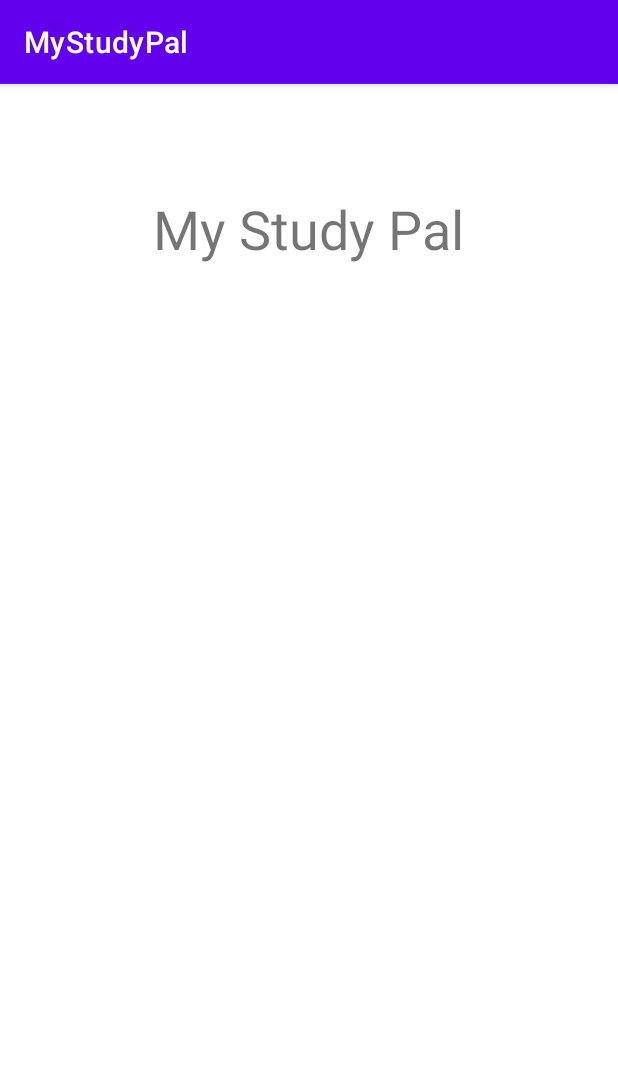
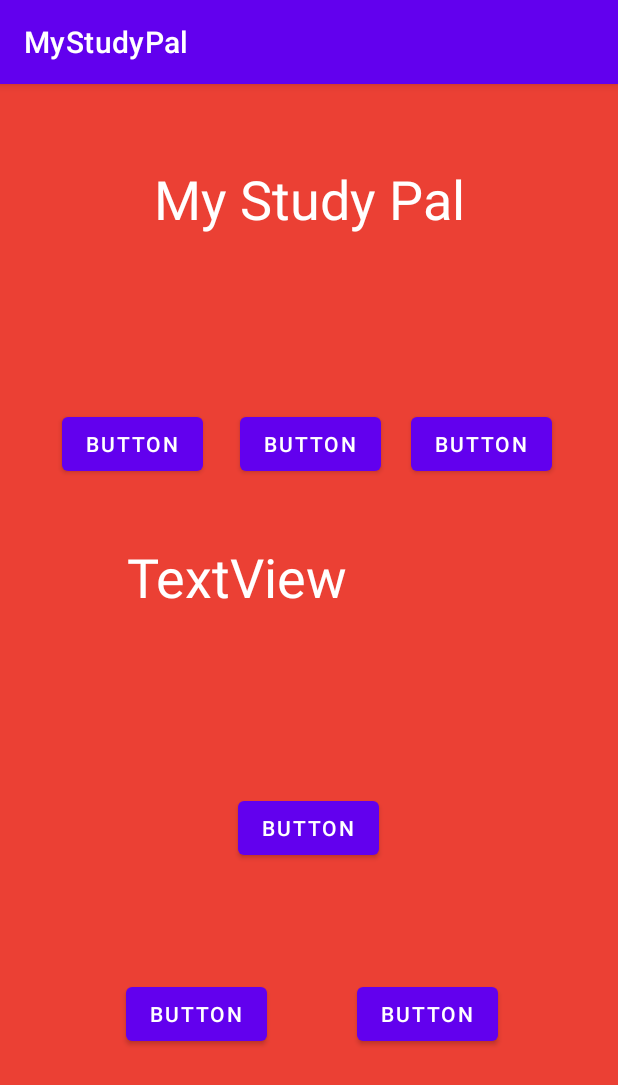
Before and after one commit to beyzamercanse/MyStudyPal, an Android app: the screen it shows after launch (MainActivity), on a phone screen of 412 x 824 dp. Shown: the top 1085 px of the screen. Run offline under Robolectric (Android 15) with nearby library versions, the phone set to English and light mode, and no system bars.

Commit message:
adding to main pomodoro screen

```diff
--- a/app/src/main/res/layout/activity_main.xml
+++ b/app/src/main/res/layout/activity_main.xml
@@ -4,18 +4,108 @@
     xmlns:tools="http://schemas.android.com/tools"
     android:layout_width="match_parent"
     android:layout_height="match_parent"
+    android:background="@color/background_red"
     tools:context=".MainActivity">
 
     <TextView
         android:id="@+id/textView"
         android:layout_width="wrap_content"
         android:layout_height="wrap_content"
-        android:layout_marginTop="72dp"
+        android:layout_marginTop="52dp"
         android:text="My Study Pal"
-
+        android:textColor="@color/white"
         android:textSize="36sp"
         app:layout_constraintEnd_toEndOf="parent"
-        app:layout_constraintHorizontal_bias="0.498"
         app:layout_constraintStart_toStartOf="parent"
         app:layout_constraintTop_toTopOf="parent" />
+
+    <TextView
+        android:id="@+id/textView2"
+        android:layout_width="242dp"
+        android:layout_height="144dp"
+        android:layout_marginBottom="24dp"
+        android:text="TextView"
+        android:textColor="@color/white"
+        android:textSize="36sp"
+        app:layout_constraintBottom_toTopOf="@+id/button"
+        app:layout_constraintEnd_toEndOf="parent"
+        app:layout_constraintHorizontal_bias="0.497"
+        app:layout_constraintStart_toStartOf="parent" />
+
+    <Button
+        android:id="@+id/button"
+        android:layout_width="wrap_content"
+        android:layout_height="wrap_content"
+        android:layout_marginBottom="76dp"
+        android:text="Button"
+        app:layout_constraintBottom_toTopOf="@+id/button2"
+        app:layout_constraintEnd_toEndOf="parent"
+        app:layout_constraintHorizontal_bias="0.498"
+        app:layout_constraintStart_toStartOf="parent" />
+
+    <Button
+        android:id="@+id/button2"
+        android:layout_width="wrap_content"
+        android:layout_height="wrap_content"
+        android:layout_marginEnd="60dp"
+        android:layout_marginBottom="124dp"
+        android:text="Button"
+        app:layout_constraintBottom_toBottomOf="parent"
+        app:layout_constraintEnd_toStartOf="@+id/button3"
+        app:layout_constraintHorizontal_bias="1.0"
+        app:layout_constraintStart_toStartOf="parent" />
+
+    <Button
+        android:id="@+id/button3"
+        android:layout_width="wrap_content"
+        android:layout_height="wrap_content"
+        android:layout_marginEnd="80dp"
+        android:layout_marginBottom="124dp"
+        android:text="Button"
+        app:layout_constraintBottom_toBottomOf="parent"
+        app:layout_constraintEnd_toEndOf="parent" />
+
+    <Button
+        android:id="@+id/button4"
+        android:layout_width="wrap_content"
+        android:layout_height="wrap_content"
+        android:layout_marginBottom="40dp"
+        android:text="Button"
+        app:layout_constraintBottom_toTopOf="@+id/textView2"
+        app:layout_constraintEnd_toStartOf="@+id/button5"
+        app:layout_constraintHorizontal_bias="0.622"
+        app:layout_constraintStart_toStartOf="parent" />
+
+    <Button
+        android:id="@+id/button5"
+        android:layout_width="wrap_content"
+        android:layout_height="wrap_content"
+        android:layout_marginEnd="20dp"
+        android:layout_marginBottom="40dp"
+        android:text="Button"
+        app:layout_constraintBottom_toTopOf="@+id/textView2"
+        app:layout_constraintEnd_toStartOf="@+id/button6" />
+
+    <Button
+        android:id="@+id/button6"
+        android:layout_width="wrap_content"
+        android:layout_height="wrap_content"
+        android:layout_marginEnd="44dp"
+        android:layout_marginBottom="40dp"
+        android:text="Button"
+        app:layout_constraintBottom_toTopOf="@+id/textView2"
+        app:layout_constraintEnd_toEndOf="parent" />
+
+    <FrameLayout
+        android:layout_width="354dp"
+        android:layout_height="364dp"
+        app:layout_constraintBottom_toBottomOf="parent"
+        app:layout_constraintEnd_toEndOf="parent"
+        app:layout_constraintHorizontal_bias="0.491"
+        app:layout_constraintStart_toStartOf="parent"
+        app:layout_constraintTop_toTopOf="parent"
+        app:layout_constraintVertical_bias="0.395">
+
+    </FrameLayout>
+
 </androidx.constraintlayout.widget.ConstraintLayout>
--- a/app/src/main/res/values/colors.xml
+++ b/app/src/main/res/values/colors.xml
@@ -7,4 +7,13 @@
     <color name="teal_700">#FF018786</color>
     <color name="black">#FF000000</color>
     <color name="white">#FFFFFFFF</color>
+    <color name="background_red">#EB4034</color>
+    <color name="dark_red">#D1544B</color>
+    <color name="light_red">#F07B73</color>
+    <color name="background_green">#4C9195</color>
+    <color name="dark_green">#297A80</color>
+    <color name="light_green">#52ADB3</color>
+    <color name="background_blue">#457CA3</color>
+    <color name="dark_blue">#2A5D80</color>
+    <color name="light_blue">#67A0C7</color>
 </resources>
```
